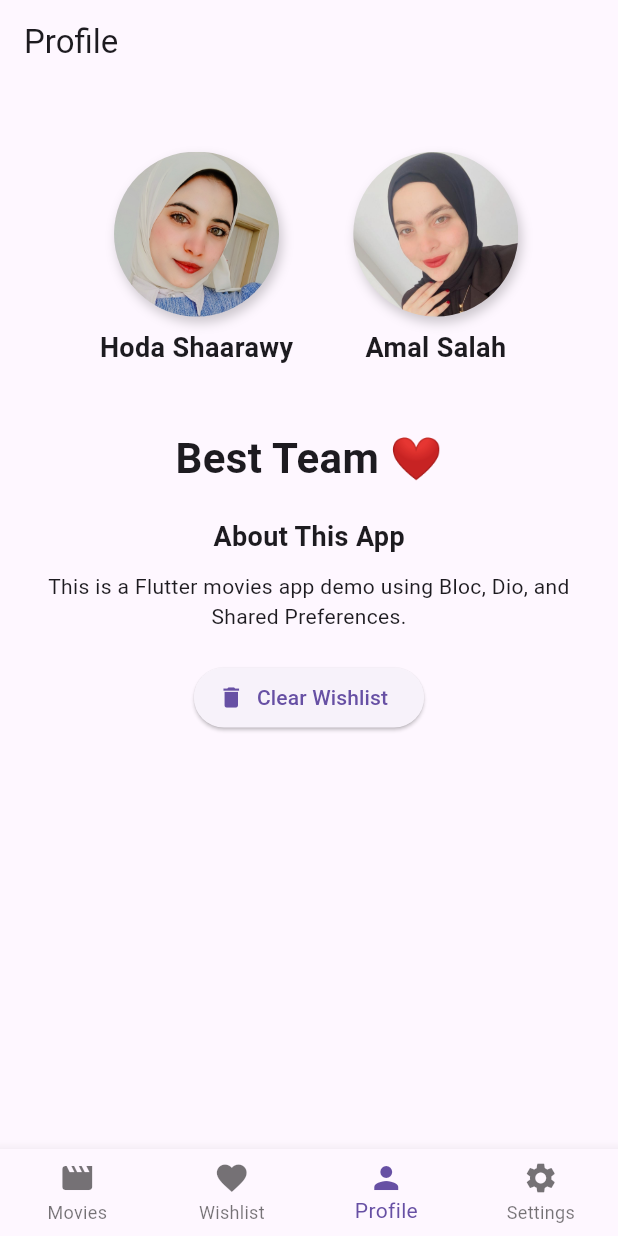
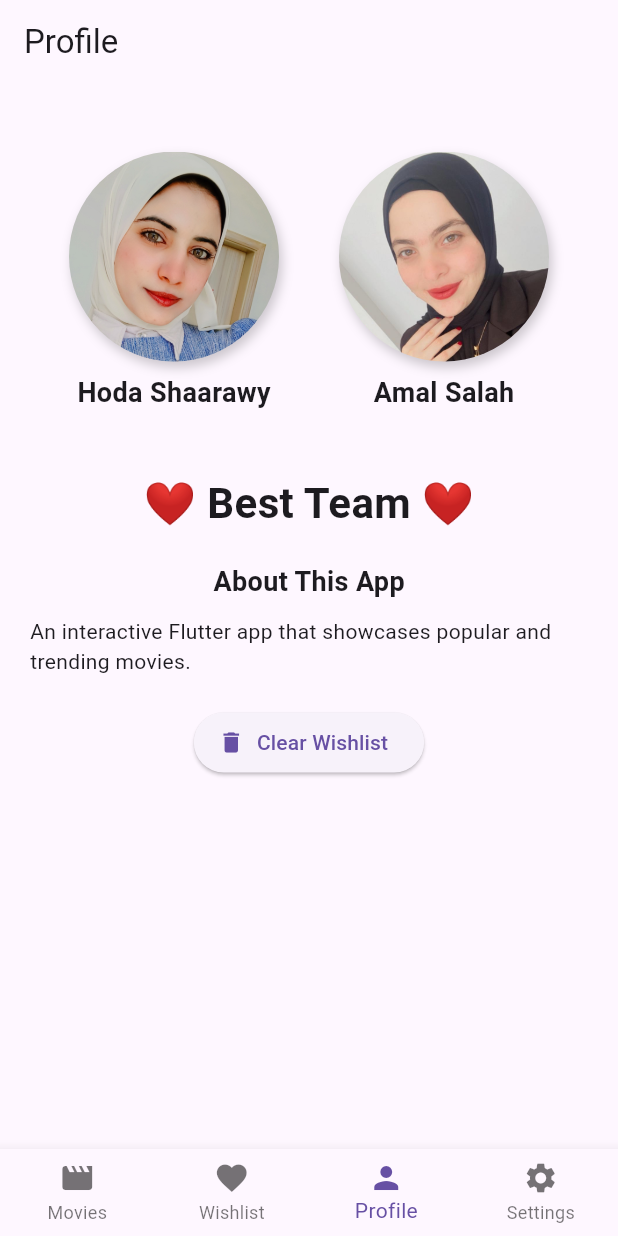
Before and after one commit to hodaZero/Flutter_Movie_App, a Flutter app: the screen it shows after launch, item 3 of the bottom bar chosen, on a phone screen of 412 x 824 dp. Run offline on Flutter 3.47's test engine with Material 3 defaults, Android fonts, the phone set to English and light mode, and no system bars; our stand-ins replace dio, equatable, flutter_bloc, shared_preferences; network calls fail.

Commit message:
add updates to movie list page and profile page

```diff
--- a/lib/ui/screens/movie_list_page.dart
+++ b/lib/ui/screens/movie_list_page.dart
@@ -14,9 +14,8 @@ class MovieListPage extends StatelessWidget {
   Widget build(BuildContext context) {
     return Scaffold(
       appBar: AppBar(
-        title: const Text("Now Playing Movies"),
+        title: const Text("Movies"),
         actions: [
-          // ✅ BlocBuilder يخلي لون الأيقونة يتغير حسب حالة الـ Wishlist
           BlocBuilder<WishlistCubit, List<Movie>>(
             builder: (context, wishlist) {
               final hasFavorites = wishlist.isNotEmpty;
--- a/lib/ui/screens/profile_page.dart
+++ b/lib/ui/screens/profile_page.dart
@@ -35,8 +35,8 @@ class ProfilePage extends StatelessWidget {
                       child: ClipOval(
                         child: Image.asset(
                           'images/huda.jpg',
-                          width: 110,
-                          height: 110,
+                          width: 140,
+                          height: 140,
                           fit: BoxFit.cover,
                           alignment: Alignment.topCenter,
                         ),
@@ -70,8 +70,8 @@ class ProfilePage extends StatelessWidget {
                       child: ClipOval(
                         child: Image.asset(
                           'images/amal.jpg',
-                          width: 110,
-                          height: 110,
+                          width: 140,
+                          height: 140,
                           fit: BoxFit.cover,
                           alignment: Alignment.topCenter,
                         ),
@@ -92,7 +92,7 @@ class ProfilePage extends StatelessWidget {
             ),
             const SizedBox(height: 40),
             Text(
-              "Best Team ❤️",
+              "❤️ Best Team ❤️",
               style: TextStyle(
                 fontSize: 28,
                 fontWeight: FontWeight.bold,
@@ -110,8 +110,7 @@ class ProfilePage extends StatelessWidget {
             ),
             const SizedBox(height: 10),
             Text(
-              "This is a Flutter movies app demo using Bloc, Dio, and Shared Preferences.",
-              textAlign: TextAlign.center,
+                "An interactive Flutter app that showcases popular and trending movies." ,
               style: TextStyle(color: textColor),
             ),
             const SizedBox(height: 20),
```
